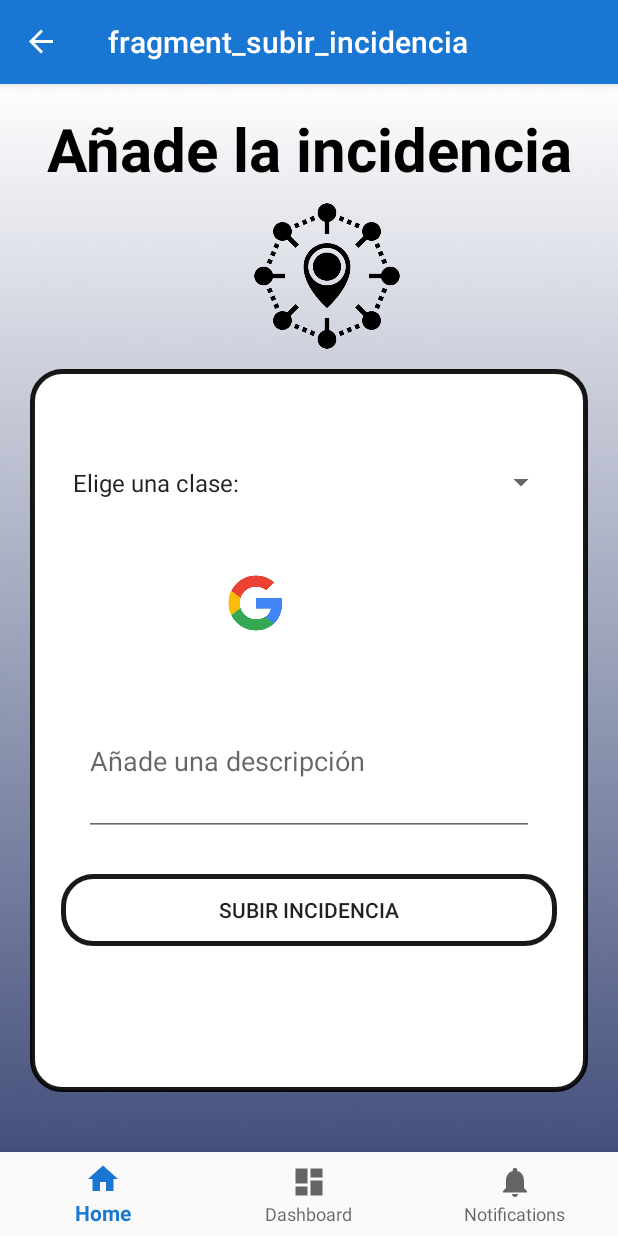
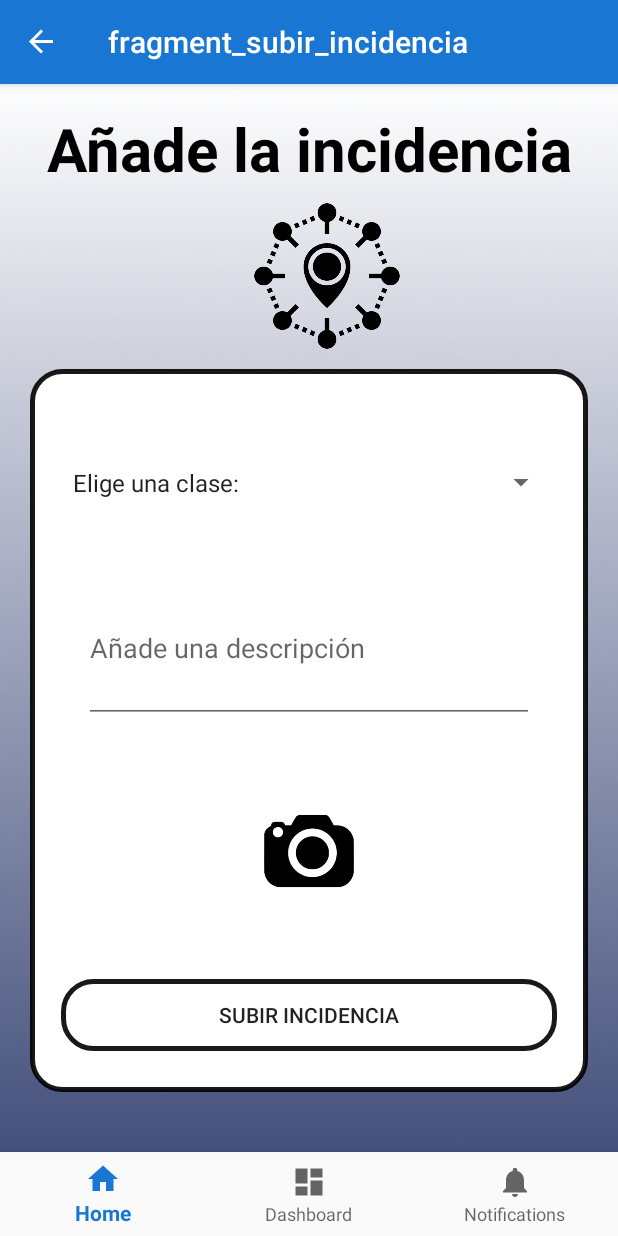
Before and after one commit to adrii3/PuigIncidencies, an Android app: the SubirIncidenciaFragment screen opened through its navigation route, on a phone screen of 412 x 824 dp. Run offline under Robolectric (Android 15) with nearby library versions, the phone set to English and light mode, and no system bars; our stand-ins replace Firebase (no records; nobody signed in at launch, a user with empty details on screens opened directly), navigation-ui.

Commit message:
whyskyt12contrabandobajosfondos

```diff
--- a/app/src/main/java/com/example/puigincidencies/SubirIncidenciaFragment.java
+++ b/app/src/main/java/com/example/puigincidencies/SubirIncidenciaFragment.java
@@ -155,7 +155,7 @@ public class SubirIncidenciaFragment extends AppFragment {
     public void onActivityResult(int requestCode, int resultCode, Intent data) {
         super.onActivityResult(requestCode, resultCode, data);
         if (requestCode == REQUEST_IMAGE_CAPTURE && resultCode == RESULT_OK) {
-            Bundle extras = data.getExtras();
+         Bundle extras = data.getExtras();
             Bitmap imageBitmap = (Bitmap) extras.get("data");
             imageView.setImageBitmap(imageBitmap);
             mStorage = FirebaseStorage.getInstance().getReference();
--- a/app/src/main/res/layout/fragment_subir_incidencia.xml
+++ b/app/src/main/res/layout/fragment_subir_incidencia.xml
@@ -50,16 +50,7 @@
             android:layout_marginRight="20dp" />
 
 
-        <ImageButton
-            android:id="@+id/sacarfoto"
-            android:layout_width="40dp"
-            android:layout_height="40dp"
-            android:layout_marginLeft="130dp"
-            android:layout_marginTop="35dp"
-            android:adjustViewBounds="false"
-            android:background="@drawable/google"
-            android:textAlignment="center"
-            android:textSize="25dp" />
+
 
         <EditText
             android:id="@+id/descripcion_et_subir_incidencia"
@@ -69,12 +60,22 @@
             android:layout_marginLeft="35dp"
             android:layout_marginRight="35dp"
             android:hint="Añade una descripción"/>
+        <ImageButton
+            android:id="@+id/sacarfoto"
+            android:layout_width="60dp"
+            android:layout_height="60dp"
+            android:layout_marginLeft="155dp"
+            android:layout_marginTop="55dp"
+            android:adjustViewBounds="false"
+            android:background="@drawable/camara2"
+            android:textAlignment="center"
+            android:textSize="25dp" />
 
         <Button
             android:id="@+id/btn_subir_incidencias"
             android:layout_width="match_parent"
             android:layout_height="wrap_content"
-            android:layout_marginTop="25dp"
+            android:layout_marginTop="55dp"
             android:layout_marginLeft="20dp"
             android:layout_marginRight="20dp"
             android:text="Subir incidencia"
```
Also changed, not shown: app/src/main/res/drawable-v24/camara2.png (added), app/src/main/res/drawable-v24/camarafotos.png (added).
